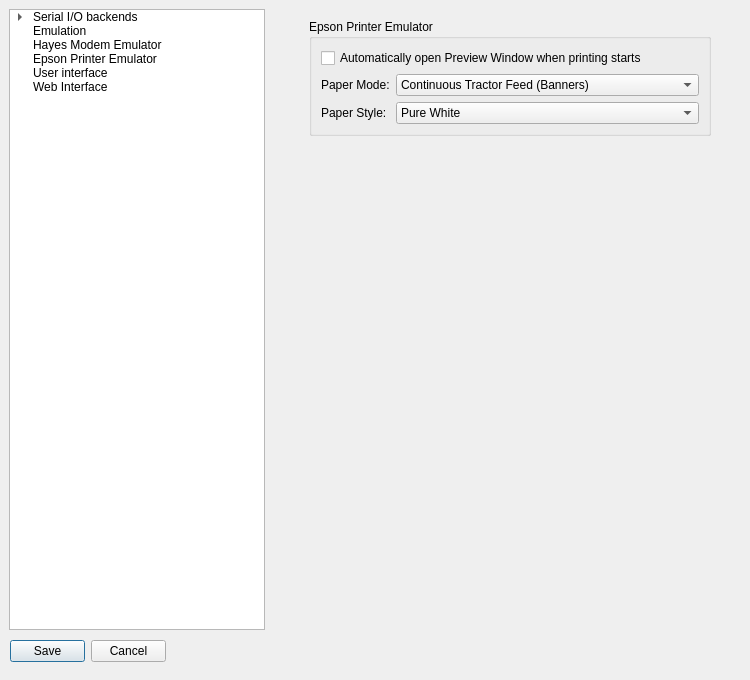
Qt form src/optionsdialog.ui (pjones1063/AspeQt-2k26) before a commit.
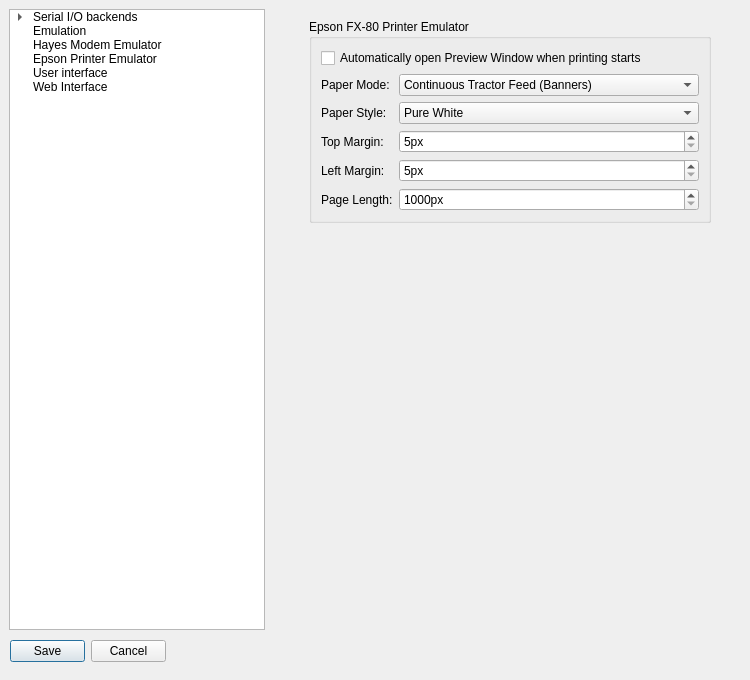
The same form after that commit.

Commit message: Feature: True Epson FX-80 Printer Emulation

```diff
--- a/src/optionsdialog.ui
+++ b/src/optionsdialog.ui
@@ -973,7 +973,7 @@
      <item>
       <widget class="QGroupBox" name="groupBox_printer">
        <property name="title">
-        <string>Epson Printer Emulator</string>
+        <string>Epson FX-80 Printer Emulator</string>
        </property>
        <layout class="QFormLayout" name="formLayout_printer">
         <item row="0" column="0" colspan="2">
@@ -1030,6 +1030,75 @@
           </item>
          </widget>
         </item>
+        <item row="3" column="1">
+         <widget class="QSpinBox" name="marginTop">
+          <property name="suffix">
+           <string>px</string>
+          </property>
+          <property name="prefix">
+           <string/>
+          </property>
+          <property name="minimum">
+           <number>5</number>
+          </property>
+          <property name="maximum">
+           <number>300</number>
+          </property>
+         </widget>
+        </item>
+        <item row="3" column="0">
+         <widget class="QLabel" name="label_printerTopMargin">
+          <property name="text">
+           <string>Top Margin:</string>
+          </property>
+         </widget>
+        </item>
+        <item row="4" column="1">
+         <widget class="QSpinBox" name="marginLeft">
+          <property name="suffix">
+           <string>px</string>
+          </property>
+          <property name="prefix">
+           <string/>
+          </property>
+          <property name="minimum">
+           <number>5</number>
+          </property>
+          <property name="maximum">
+           <number>300</number>
+          </property>
+         </widget>
+        </item>
+        <item row="5" column="1">
+         <widget class="QSpinBox" name="marginLength">
+          <property name="suffix">
+           <string>px</string>
+          </property>
+          <property name="prefix">
+           <string/>
+          </property>
+          <property name="minimum">
+           <number>1000</number>
+          </property>
+          <property name="maximum">
+           <number>3000</number>
+          </property>
+         </widget>
+        </item>
+        <item row="4" column="0">
+         <widget class="QLabel" name="label_printerLeftMargin">
+          <property name="text">
+           <string>Left Margin:</string>
+          </property>
+         </widget>
+        </item>
+        <item row="5" column="0">
+         <widget class="QLabel" name="label_printerLen">
+          <property name="text">
+           <string>Page Length:</string>
+          </property>
+         </widget>
+        </item>
        </layout>
       </widget>
      </item>
```
The commit also changes 33 other files.
